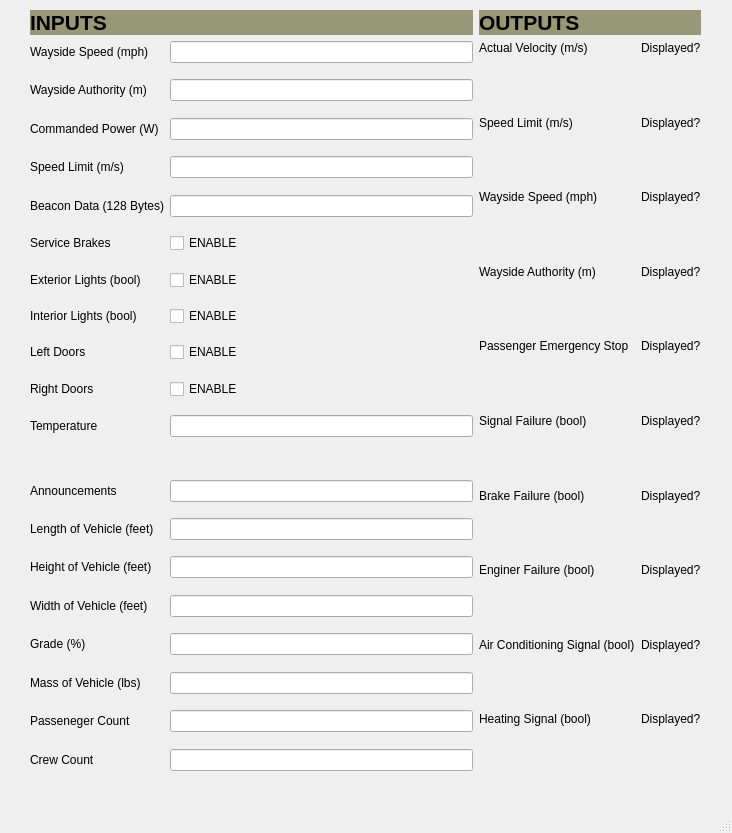
This is Train_Model/TrainModel_UI_TestBench_Iteration_1.ui in connor-marsh/ECE1140ChooChoo as Qt 5 draws it before an edit. The edited form follows.
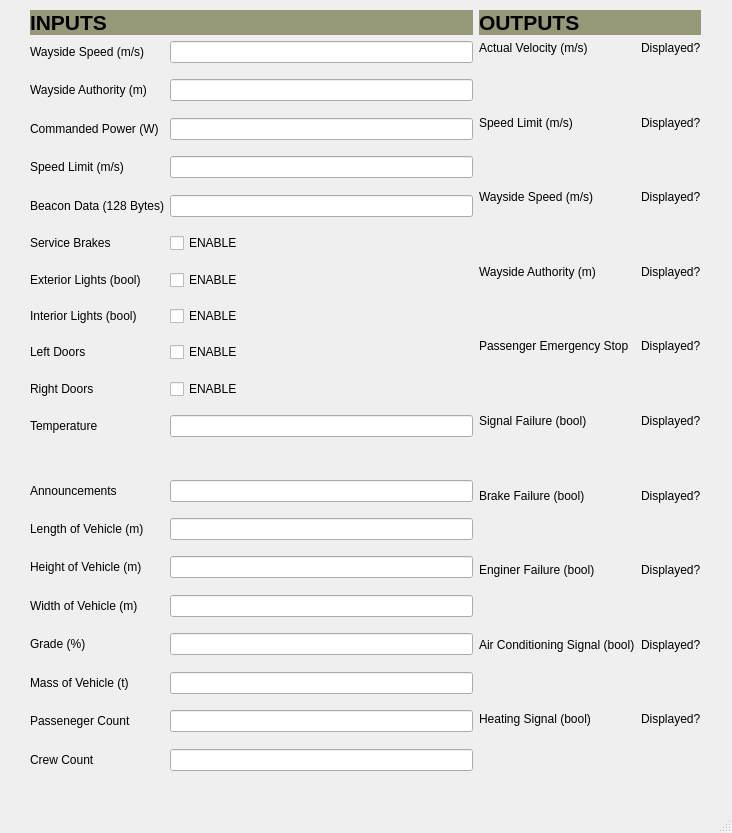
This is the edited form.

Commit message: Have Acceleration, Velocity, and the buttons corresponding to it working relatively well; Have a doubt regarding authoriy and commanded speed; Will try implementing the clock

```diff
--- a/Train_Model/TrainModel_UI_TestBench_Iteration_1.ui
+++ b/Train_Model/TrainModel_UI_TestBench_Iteration_1.ui
@@ -69,7 +69,7 @@
        <item row="4" column="0">
         <widget class="QLabel" name="WaysideSpeedLabel_2">
          <property name="text">
-          <string>Wayside Speed (mph)</string>
+          <string>Wayside Speed (m/s)</string>
          </property>
         </widget>
        </item>
@@ -320,7 +320,7 @@
        <item row="0" column="0">
         <widget class="QLabel" name="WaysideSpeedLabel">
          <property name="text">
-          <string>Wayside Speed (mph)</string>
+          <string>Wayside Speed (m/s)</string>
          </property>
         </widget>
        </item>
@@ -558,7 +558,7 @@
        <item row="25" column="0">
         <widget class="QLabel" name="LengthVehicleLabel">
          <property name="text">
-          <string>Length of Vehicle (feet)</string>
+          <string>Length of Vehicle (m)</string>
          </property>
         </widget>
        </item>
@@ -581,7 +581,7 @@
        <item row="27" column="0">
         <widget class="QLabel" name="HeightVehicleLabel">
          <property name="text">
-          <string>Height of Vehicle (feet)</string>
+          <string>Height of Vehicle (m)</string>
          </property>
         </widget>
        </item>
@@ -604,7 +604,7 @@
        <item row="29" column="0">
         <widget class="QLabel" name="WidthVehicleLabel">
          <property name="text">
-          <string>Width of Vehicle (feet)</string>
+          <string>Width of Vehicle (m)</string>
          </property>
         </widget>
        </item>
@@ -650,7 +650,7 @@
        <item row="33" column="0">
         <widget class="QLabel" name="MassVehicleLabel">
          <property name="text">
-          <string>Mass of Vehicle (lbs)</string>
+          <string>Mass of Vehicle (t)</string>
          </property>
         </widget>
        </item>
```
The commit also changes 5 other files.
